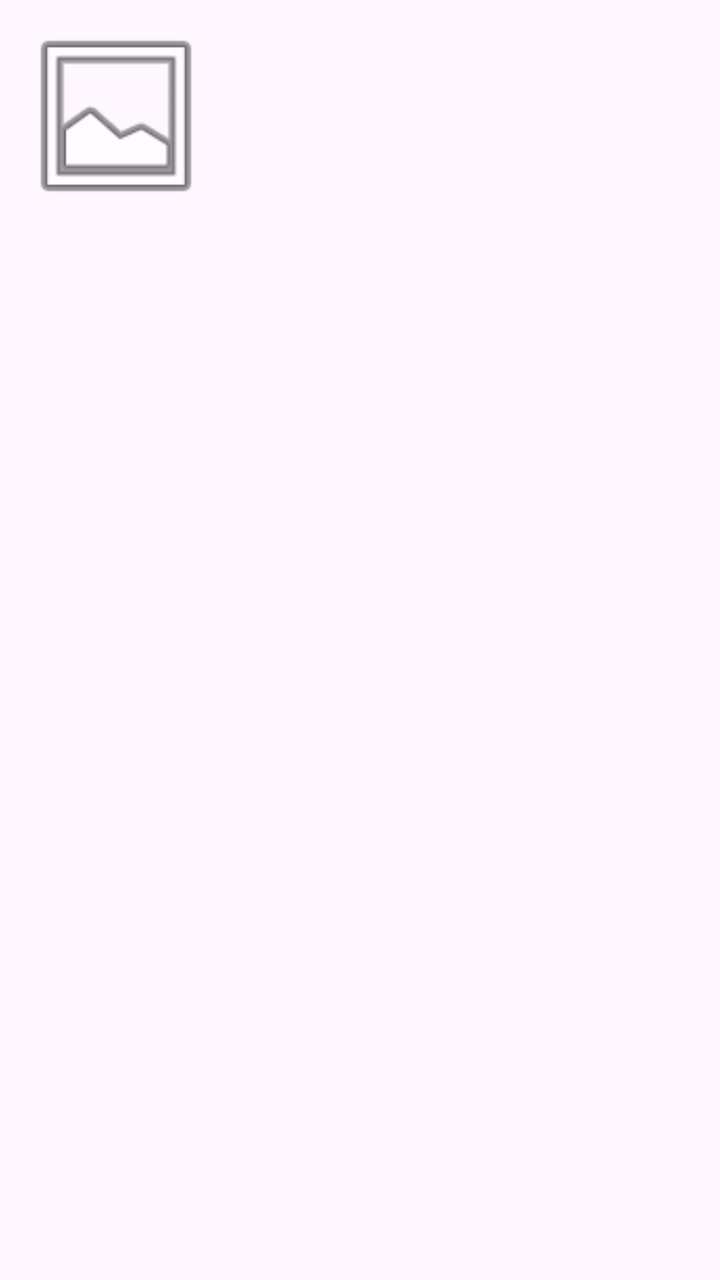
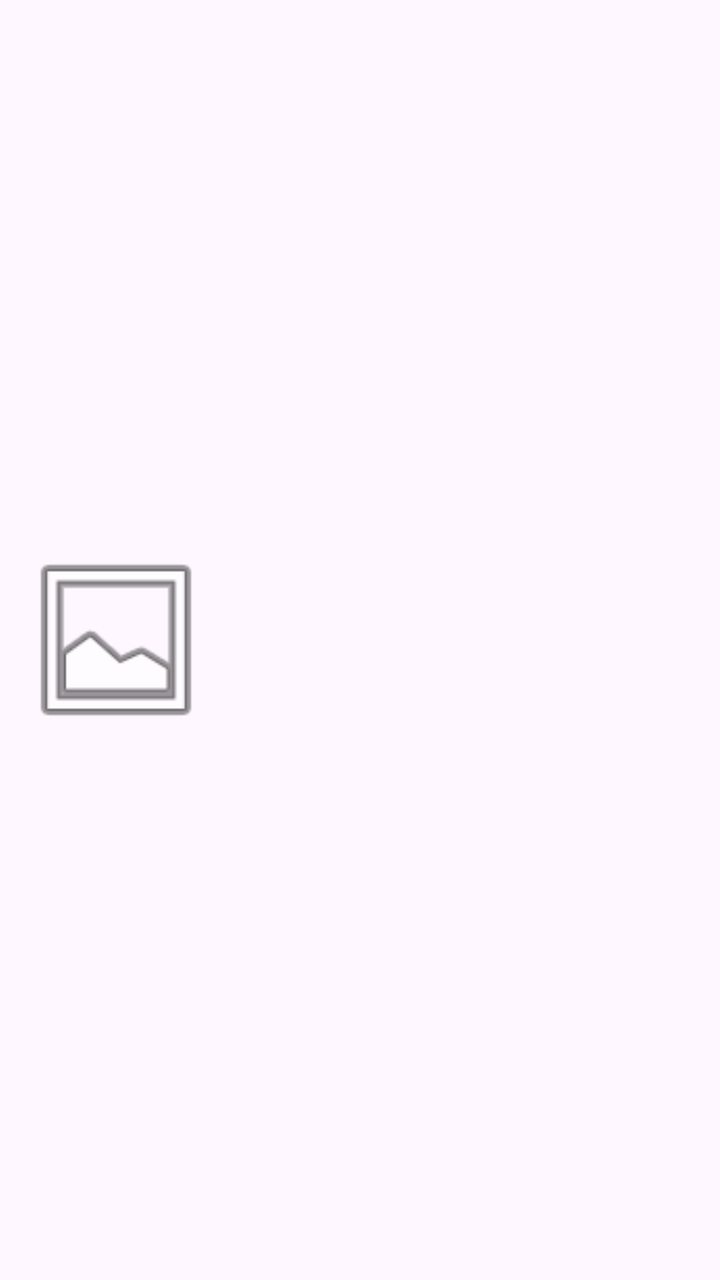

Two renders of the same Android screen: before a commit and after it. Below are the layout's source before the change and the commit's diff.
<!-- AndroidManifest.xml: application theme Theme.EventsApp -->
<!-- res/layout/event_item.xml -->
<?xml version="1.0" encoding="utf-8"?>
<LinearLayout xmlns:android="http://schemas.android.com/apk/res/android"
    android:layout_width="match_parent"
    android:layout_height="wrap_content"
    android:id="@+id/item_container"
    android:orientation="horizontal"
    android:padding="8dp"
    android:layout_marginBottom="4dp"
    >

    <LinearLayout
        android:layout_width="wrap_content"
        android:layout_height="wrap_content"
        android:orientation="vertical"
        >
        <TextView
            android:id="@+id/txt_featured"
            android:layout_width="wrap_content"
            android:layout_height="wrap_content"
            android:text="@string/str_featured"
            android:textColor="@color/black"
            android:textSize="12sp"
            android:paddingLeft="8dp"
            android:paddingRight="8dp"
            android:layout_gravity="center"
            android:background="@color/narandzasta_tamnija"
            android:visibility="gone"
            />
        <ImageView
            android:id="@+id/img_event"
            android:layout_width="100dp"
            android:layout_height="100dp"
            android:scaleType="centerCrop"
            android:src="@android:drawable/ic_menu_gallery"
            />
    </LinearLayout>


    <LinearLayout
        android:layout_width="match_parent"
        android:layout_height="match_parent"
        android:orientation="vertical"
        >
        <TextView
            android:id="@+id/txt_event_name"
            android:layout_width="match_parent"
            android:layout_height="0dp"
            android:textSize="12sp"
            android:textColor="@android:color/black"
            android:textStyle="bold"
            android:layout_weight="1"
            android:gravity="start"
            />
        <TextView
            android:id="@+id/txt_category"
            android:layout_width="match_parent"
            android:layout_height="0dp"
            android:textColor="@color/ljubicasta_tamnija"
            android:layout_weight="1"
            android:gravity="start"
            />
        <TextView
            android:id="@+id/txt_location"
            android:layout_width="match_parent"
            android:layout_height="0dp"
            android:textColor="@color/siva"
            android:layout_weight="1"
            android:gravity="start"
            />
        <TextView
            android:id="@+id/txt_date"
            android:layout_width="match_parent"
            android:layout_height="0dp"
            android:textColor="@color/siva"
            android:layout_weight="1"
            android:gravity="start"
            />
        
        <TextView
            android:id="@+id/txt_capacity"
            android:layout_width="match_parent"
            android:layout_height="0dp"
            android:textColor="@color/narandzasta_tamnija"
            android:layout_weight="1"
            android:textStyle="bold"
            android:gravity="start"
            />
    </LinearLayout>
    <Button
        android:id="@+id/btn_rate_item"
        android:layout_width="wrap_content"
        android:layout_height="wrap_content"
        android:text="@string/btn_oceni"
        android:visibility="gone"
        android:backgroundTint="@color/ljubicasta_tamnija"
        android:textColor="@color/white"
        />

</LinearLayout>
<!-- resources referenced by this layout -->
<resources>
  <color name="black">#FF000000</color>
  <color name="ljubicasta_tamnija">#FF6200EE</color>
  <color name="narandzasta_tamnija">#FF7518</color>
  <color name="siva">#808080</color>
  <color name="white">#FFFFFFFF</color>
  <string name="btn_oceni">OCENI</string>
  <string name="str_featured">FEATURED</string>
  <style name="Theme.EventsApp" parent="Base.Theme.EventsApp" />
  <style name="Base.Theme.EventsApp" parent="Theme.Material3.DayNight.NoActionBar">
          
          
      </style>
</resources>

<!-- the commit's change to res/layout/event_item.xml (unified diff, before → after) -->
@@ -6,13 +6,12 @@
     android:orientation="horizontal"
     android:padding="8dp"
     android:layout_marginBottom="4dp"
-    >
+    android:gravity="center_vertical">
 
     <LinearLayout
         android:layout_width="wrap_content"
         android:layout_height="wrap_content"
-        android:orientation="vertical"
-        >
+        android:orientation="vertical">
         <TextView
             android:id="@+id/txt_featured"
             android:layout_width="wrap_content"
@@ -24,23 +23,21 @@
             android:paddingRight="8dp"
             android:layout_gravity="center"
             android:background="@color/narandzasta_tamnija"
-            android:visibility="gone"
-            />
+            android:visibility="gone"/>
         <ImageView
             android:id="@+id/img_event"
             android:layout_width="100dp"
             android:layout_height="100dp"
             android:scaleType="centerCrop"
-            android:src="@android:drawable/ic_menu_gallery"
-            />
+            android:src="@android:drawable/ic_menu_gallery"/>
     </LinearLayout>
 
-
+    
     <LinearLayout
-        android:layout_width="match_parent"
+        android:layout_width="0dp"
         android:layout_height="match_parent"
-        android:orientation="vertical"
-        >
+        android:layout_weight="1"
+        android:orientation="vertical">
         <TextView
             android:id="@+id/txt_event_name"
             android:layout_width="match_parent"
@@ -49,33 +46,28 @@
             android:textColor="@android:color/black"
             android:textStyle="bold"
             android:layout_weight="1"
-            android:gravity="start"
-            />
+            android:gravity="start"/>
         <TextView
             android:id="@+id/txt_category"
             android:layout_width="match_parent"
             android:layout_height="0dp"
             android:textColor="@color/ljubicasta_tamnija"
             android:layout_weight="1"
-            android:gravity="start"
-            />
+            android:gravity="start"/>
         <TextView
             android:id="@+id/txt_location"
             android:layout_width="match_parent"
             android:layout_height="0dp"
             android:textColor="@color/siva"
             android:layout_weight="1"
-            android:gravity="start"
-            />
+            android:gravity="start"/>
         <TextView
             android:id="@+id/txt_date"
             android:layout_width="match_parent"
             android:layout_height="0dp"
             android:textColor="@color/siva"
             android:layout_weight="1"
-            android:gravity="start"
-            />
-        
+            android:gravity="start"/>
         <TextView
             android:id="@+id/txt_capacity"
             android:layout_width="match_parent"
@@ -83,17 +75,18 @@
             android:textColor="@color/narandzasta_tamnija"
             android:layout_weight="1"
             android:textStyle="bold"
-            android:gravity="start"
-            />
+            android:gravity="start"/>
     </LinearLayout>
+
+    
     <Button
         android:id="@+id/btn_rate_item"
         android:layout_width="wrap_content"
         android:layout_height="wrap_content"
+        android:layout_gravity="center_vertical"
         android:text="@string/btn_oceni"
         android:visibility="gone"
         android:backgroundTint="@color/ljubicasta_tamnija"
-        android:textColor="@color/white"
-        />
+        android:textColor="@color/white"/>
 
 </LinearLayout>
